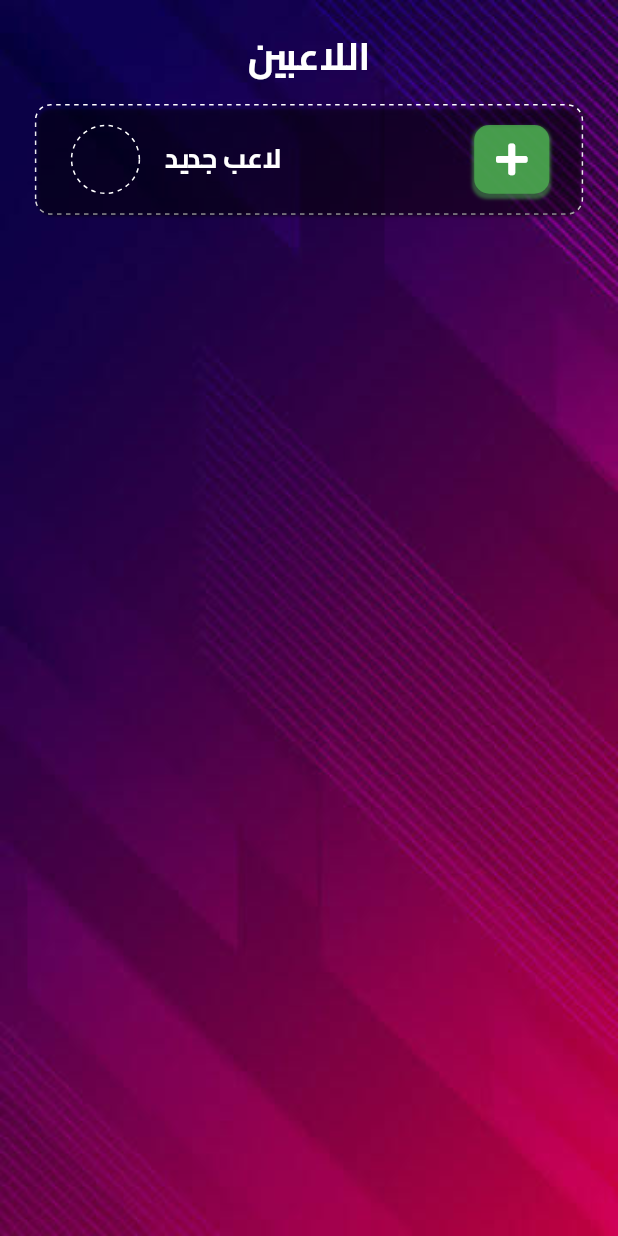
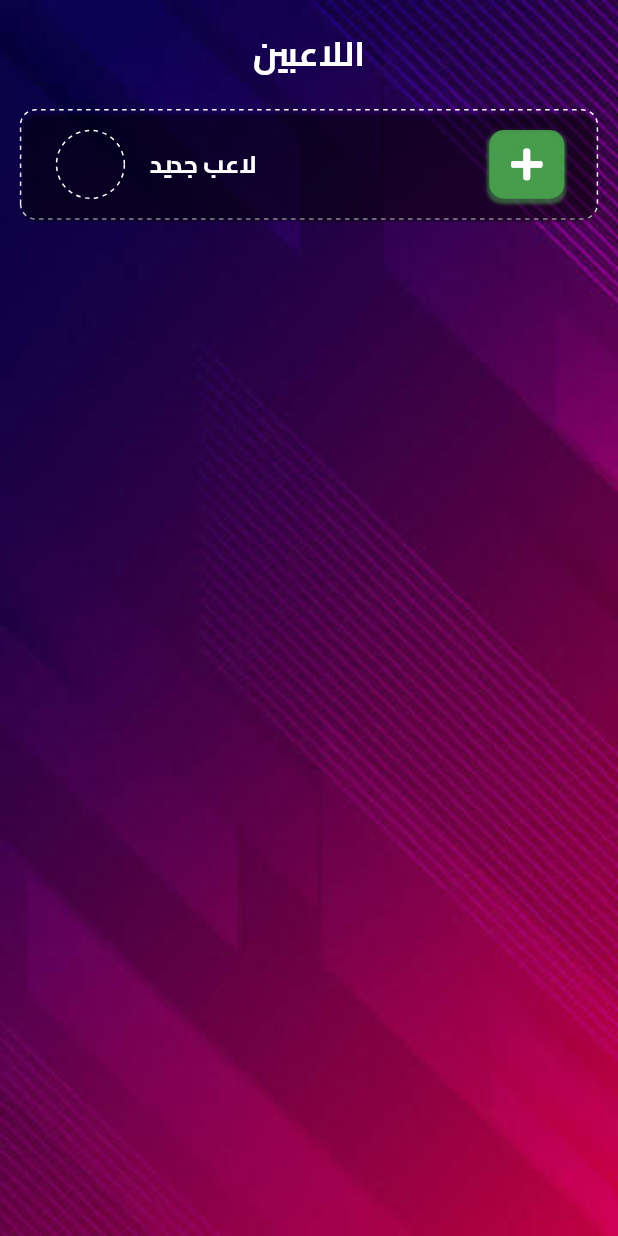
Before and after one commit to AhmedMahhmoud/FlutterGame, a Flutter app: the screen it shows after launch, after a tap on "حيوانات", on a phone screen of 412 x 824 dp. Run offline on Flutter 3.47's test engine with Material 2 defaults, Android fonts, the phone set to English and light mode, and no system bars; drawn by our look-alikes of auto_size_text, dotted_border; our stand-ins replace animate_do, audioplayers, clay_containers, flutter_screenutil, flutter_styled_toast, font_awesome_flutter and 5 more; missing offline and left inert: scratcher, shape_of_view.

Commit message:
we have finished ♥

```diff
--- a/lib/Presentation/Game/views/add_players.dart
+++ b/lib/Presentation/Game/views/add_players.dart
@@ -96,7 +96,7 @@ class _AddPlayerScreenState extends State<AddPlayerScreen>
                                 visible: value.playersList.isNotEmpty,
                                 child: Padding(
                                   padding:
-                                      const EdgeInsets.symmetric(vertical: 6),
+                                      const EdgeInsets.symmetric(vertical: 8),
                                   child: PLayerContainer(
                                     playerIndex: index,
                                     playerImage: value.playersList.isEmpty
@@ -111,6 +111,9 @@ class _AddPlayerScreenState extends State<AddPlayerScreen>
                             );
                           },
                         ),
+                      ),
+                      SizedBox(
+                        height: 8.h,
                       ),
                       value.playersList.length < 7
                           ? AddPLayerContainer(() {
--- a/lib/Presentation/Game/views/splash_screen.dart
+++ b/lib/Presentation/Game/views/splash_screen.dart
@@ -4,6 +4,7 @@ import 'dart:developer';
 import 'package:animate_do/animate_do.dart';
 import 'package:auto_size_text/auto_size_text.dart';
 import 'package:flutter/material.dart';
+import 'package:flutter/services.dart';
 import 'package:flutter_screenutil/flutter_screenutil.dart';
 import 'package:lottie/lottie.dart';
 import 'package:page_transition/page_transition.dart';
@@ -49,13 +50,12 @@ class _SplashScreenState extends State<SplashScreen> {
         transitionDuration: const Duration(milliseconds: 1000),
       ),
     );
-
-    /* navigateReplacmentToPage(
-        context, Home());*/
   }
 
   @override
   void initState() {
+    SystemChrome.setEnabledSystemUIMode(SystemUiMode.leanBack);
+    SystemChrome.setEnabledSystemUIOverlays(SystemUiOverlay.values);
     intitalizeGame();
     _startDelay();
     super.initState();
@@ -64,14 +64,16 @@ class _SplashScreenState extends State<SplashScreen> {
   @override
   void dispose() {
     _timer?.cancel();
+    SystemChrome.setEnabledSystemUIMode(SystemUiMode.manual, overlays: SystemUiOverlay.values);  // to re-show bars
+
     super.dispose();
   }
 
   @override
   Widget build(BuildContext context) {
-    return Scaffold(
-      body: SafeArea(
-        child: Stack(
+    return SafeArea(
+      child: Scaffold(
+        body: Stack(
           children: [
             SizedBox(
               height: MediaQuery.of(context).size.height,
@@ -89,7 +91,7 @@ class _SplashScreenState extends State<SplashScreen> {
                 children: [
                   Center(
                     child: SizedBox(
-                      height: MediaQuery.of(context).size.height / 3.4,
+                      height: MediaQuery.of(context).size.height / 3.3,
                       width: MediaQuery.of(context).size.width / 2,
                       child: ZoomIn(
                         child: const Image(
@@ -111,7 +113,9 @@ class _SplashScreenState extends State<SplashScreen> {
                             fontSize: setResponsiveFontSize(28),
                             fontWeight: FontWeight.bold,
 
-                            fontFamily: 'Cairo')),
+                            fontFamily: 'Cairo'
+
+                        )),
                   ),
                 ],
               ),
--- a/lib/Presentation/Game/widgets/add_player_container.dart
+++ b/lib/Presentation/Game/widgets/add_player_container.dart
@@ -20,7 +20,7 @@ class AddPLayerContainer extends StatelessWidget {
       color: Colors.white,
       child: Container(
         height: 75.h,
-        width: 360.w,
+        width: 380.w,
         child: Padding(
           padding:  EdgeInsets.symmetric(horizontal: 20.w),
           child: Row(
--- a/lib/Presentation/Home/views/home.dart
+++ b/lib/Presentation/Home/views/home.dart
@@ -45,7 +45,7 @@ class _HomeState extends State<Home> with SingleTickerProviderStateMixin {
             SizedBox(
               height: 70.h,
             ),
-            AutoSizeText(
+            Text(
               'تلعب ايه',
               style: TextStyle(
                   fontSize: setResponsiveFontSize(20),
@@ -55,6 +55,9 @@ class _HomeState extends State<Home> with SingleTickerProviderStateMixin {
             SizedBox(
               height: 25.h,
             ),
+
+
+
             FadeInRight(
               duration: const Duration(seconds: 1),
               child: CategoriesCard(
--- a/lib/core/Shared/constant_data.dart
+++ b/lib/core/Shared/constant_data.dart
@@ -118,30 +118,26 @@ Game makeupData = Game(
     id: 5,
     itemsName: [
           'برايمر',
+          'Lip balm',
+          'Lip gloss'
           'فاونديشن',
-      'bb cream',
+          'Makeup remover'
           'كونسيلر',
-      'كوريكتور',
-      'كومباكت بودر',
-      'لوس بودر',
-      'بلاشر',
-      'تنت',
+          'كولر كوريكتور',
+          'لوس بودر'
               'ايلينر',
-      'كحل',
-      'مسكرا رموش',
-      'مصحح حواجب',
+          'كحل'
               'مسكرا حواجب',
-      'Eye shadow',
-      'eye cream',
-      'كونتور',
-      'فرش الميكب',
-      'روج',
+          'Eye shadow'
+              'كونتور'
               'lip liner',
           'Bronzer',
-      'Highlighter',
-      'Beauty Blender',
-      'Blush',
+          'Highlighter'
+              'Blusher',
           'Mascara',
+          'Lip stick'
+
+
     ],
     categoryImage: 'assets/images/food.jpg',
     categoryName: 'قعدة بنات');
--- a/lib/core/constants.dart
+++ b/lib/core/constants.dart
@@ -15,7 +15,7 @@ TextStyle funckyStyle = TextStyle(
     color: ColorManager.accentColor,
     fontFamily: 'Cairo');
 
-setResponsiveFontSize(size) {
+double setResponsiveFontSize(size) {
   return ScreenUtil().setSp(size);
 }
 
--- a/lib/main.dart
+++ b/lib/main.dart
@@ -1,4 +1,5 @@
 import 'package:flutter/material.dart';
+import 'package:flutter/services.dart';
 import 'package:flutter_game/Data/Providers/Players/players_provider.dart';
 import 'package:flutter_game/Database/initalize.dart';
 import 'package:flutter_screenutil/flutter_screenutil.dart';
@@ -13,13 +14,15 @@ import 'package:get_it/get_it.dart';
 
 void main() async {
   WidgetsFlutterBinding.ensureInitialized();
-  locator.intalizeLocator();
+  SystemChrome.setPreferredOrientations(
+      [DeviceOrientation.portraitUp, DeviceOrientation.portraitDown]);
+  //locator.intalizeLocator();
   // await intitalizeGame();
-  runApp(MyApp());
+  runApp(const MyApp());
 }
 
-InitLocator locator = InitLocator();
-GetIt getIt = GetIt.instance;
+/*InitLocator locator = InitLocator();
+GetIt getIt = GetIt.instance;*/
 
 class MyApp extends StatelessWidget {
   const MyApp({Key key}) : super(key: key);
--- a/pubspec.yaml
+++ b/pubspec.yaml
@@ -34,7 +34,8 @@ dependencies:
     sdk: flutter
   flutter_launcher_icons: ^0.9.2
   flutter_lints: ^1.0.4
-  flutter_screenutil: any
+  flutter_screenutil: ^4.0.3+1
+
   flutter_styled_toast: ^2.0.0
   #fluttertoast: ^8.0.8
   font_awesome_flutter: ^9.2.0
@@ -51,7 +52,7 @@ dependencies:
 dev_dependencies:
   flutter_test:
     sdk: flutter
-  get_it: ^5.0.6
+  get_it: ^4.0.2
 flutter_icons:
   android: "launcher_icon"
   ios: true
```
Also changed, not shown: pubspec.lock, 6 other files. Lines whose indentation alone changed are shown as unchanged.
